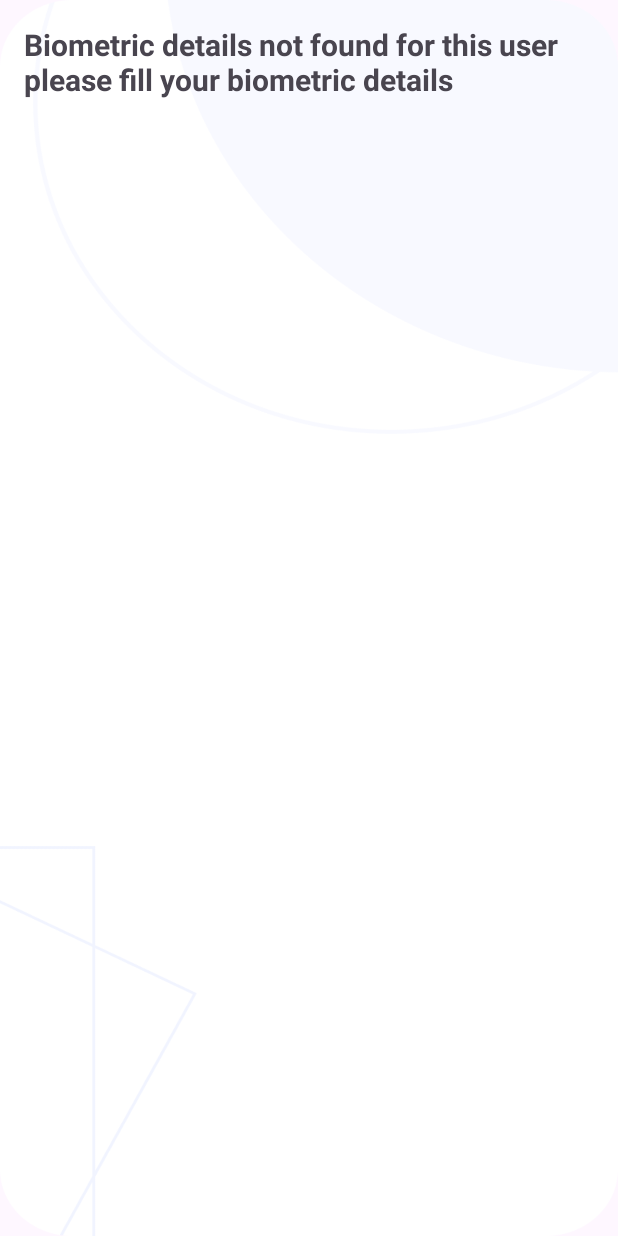
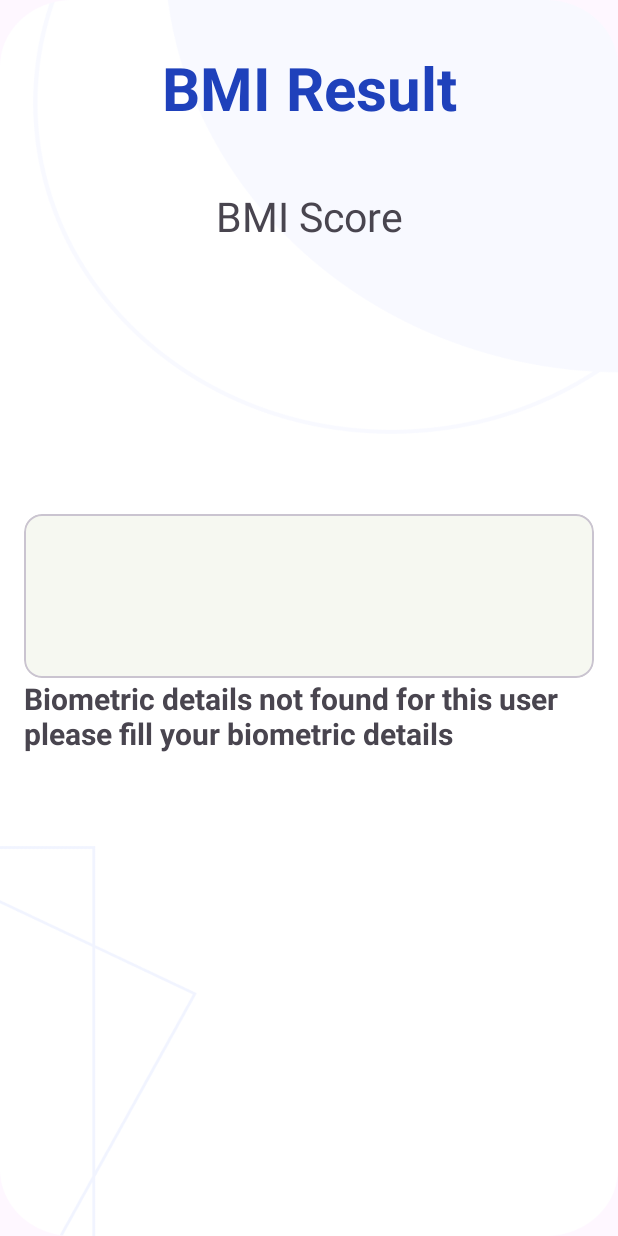
Before and after one commit to HasanChamara/Android_Fitness_App_Java, an Android app: the BMIActivity screen opened directly, with no data from a screen before it, on a phone screen of 412 x 824 dp. Run offline under Robolectric (Android 15) with nearby library versions, the phone set to English and light mode, and no system bars; our stand-ins replace Firebase (no records; nobody signed in at launch, a user with empty details on screens opened directly).

Commit message:
Updated BMI Activity

```diff
--- a/app/src/main/res/layout/activity_bmiactivity.xml
+++ b/app/src/main/res/layout/activity_bmiactivity.xml
@@ -10,7 +10,75 @@
     android:padding="16dp"
     tools:context=".activities.BMIActivity">
 
+    <TextView
+        android:layout_width="match_parent"
+        android:layout_height="wrap_content"
+        android:text="BMI Result"
+        android:textColor="@color/theme_blue"
+        android:textStyle="bold"
+        android:textSize="40dp"
+        android:gravity="center"
+        android:layout_marginTop="15dp"/>
 
+    <TextView
+        android:layout_width="match_parent"
+        android:layout_height="wrap_content"
+        android:text="BMI Score"
+        android:layout_marginTop="40dp"
+        android:textSize="27dp"
+        android:gravity="center"/>
+
+    <TextView
+        android:layout_width="match_parent"
+        android:id="@+id/bmiValue"
+        android:layout_height="wrap_content"
+        android:textSize="65dp"
+        android:gravity="center"
+        android:textStyle="bold"
+        android:layout_marginTop="30dp"/>
+
+    <TextView
+        android:layout_width="match_parent"
+        android:layout_height="wrap_content"
+        android:id="@+id/categoryTextView"
+        android:textSize="35dp"
+        android:layout_marginTop="5dp"
+        android:textStyle="bold"
+        android:gravity="center"/>
+
+    <com.google.android.material.card.MaterialCardView
+        android:layout_width="match_parent"
+        android:layout_height="wrap_content"
+        android:id="@+id/bmiCardView"
+        app:cardBackgroundColor="@color/card_view_bgcolor"
+        android:layout_marginTop="10dp">
+
+    <LinearLayout
+        android:layout_width="match_parent"
+        android:layout_height="wrap_content"
+        android:orientation="vertical"
+        android:paddingLeft="10dp"
+        android:visibility="visible">
+
+        <TextView
+            android:layout_width="match_parent"
+            android:layout_height="wrap_content"
+            android:id="@+id/importentTextView"
+            android:textSize="25dp"
+            android:padding="8dp"
+            android:layout_marginTop="5dp"/>
+
+        <TextView
+            android:layout_width="match_parent"
+            android:layout_height="wrap_content"
+            android:id="@+id/messageTextView"
+            android:padding="8dp"
+            android:layout_marginBottom="15dp"
+            android:textSize="16dp"/>
+
+    </LinearLayout>
+
+    </com.google.android.material.card.MaterialCardView>
 
     <TextView
         android:id="@+id/resultTextView"
--- a/app/src/main/res/values/colors.xml
+++ b/app/src/main/res/values/colors.xml
@@ -12,7 +12,11 @@
     <color name="alice_blue">#f0f8ff </color>
     <color name="border_color">#212121 </color>
     <color name="splash_background_color">#1F41BB</color>
-
+    <color name="card_view_bgcolor">#f6f8f1</color>
+    <color name="green_color">#73b143</color>
+    <color name="yellow_color">#FDDA0D</color>
+    <color name="orange_red_color">#FF4500</color>
+    <color name="cadmium_red_color">#D22B2B</color>
     <color name="status_background">#CCCCCC</color>
     <color name="overcrowd_background">#FF0000</color>
     <color name="normal_background">#FFEB3B</color>
```
Also changed, not shown: app/src/main/java/com/example/gymtrackapp/activities/BMIActivity.java (+55 -3 lines).
